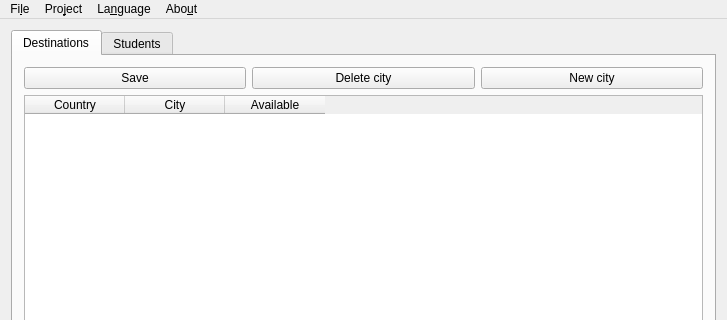
This is mainwindow.ui in zorbaproject/cresta as Qt 5 draws it before an edit; both pictures show x 0 to 727 and y 0 to 320 of the 727 by 778 pixel window. The edited form follows.
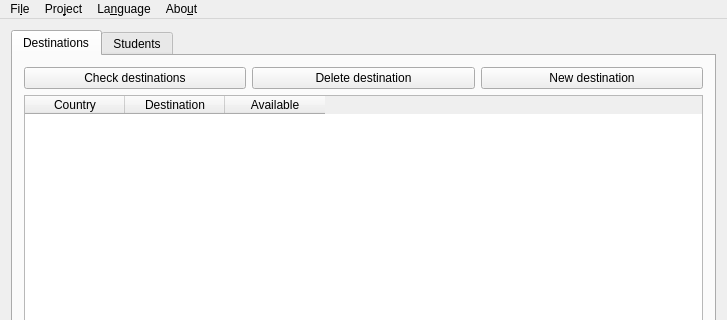
This is the edited form. The open tabs and pages were chosen to show the change.

Diff of the .ui file:
```diff
--- a/mainwindow.ui
+++ b/mainwindow.ui
@@ -30,21 +30,21 @@
           <item>
            <widget class="QPushButton" name="Save_cities">
             <property name="text">
-             <string>Save</string>
+             <string>Check destinations</string>
             </property>
            </widget>
           </item>
           <item>
            <widget class="QPushButton" name="del_city">
             <property name="text">
-             <string>Delete city</string>
+             <string>Delete destination</string>
             </property>
            </widget>
           </item>
           <item>
            <widget class="QPushButton" name="new_city">
             <property name="text">
-             <string>New city</string>
+             <string>New destination</string>
             </property>
            </widget>
           </item>
@@ -59,7 +59,7 @@
           </column>
           <column>
            <property name="text">
-            <string>City</string>
+            <string>Destination</string>
            </property>
           </column>
           <column>
```
Left out of the diff: 9 changed lines with no effect on the pictures.
